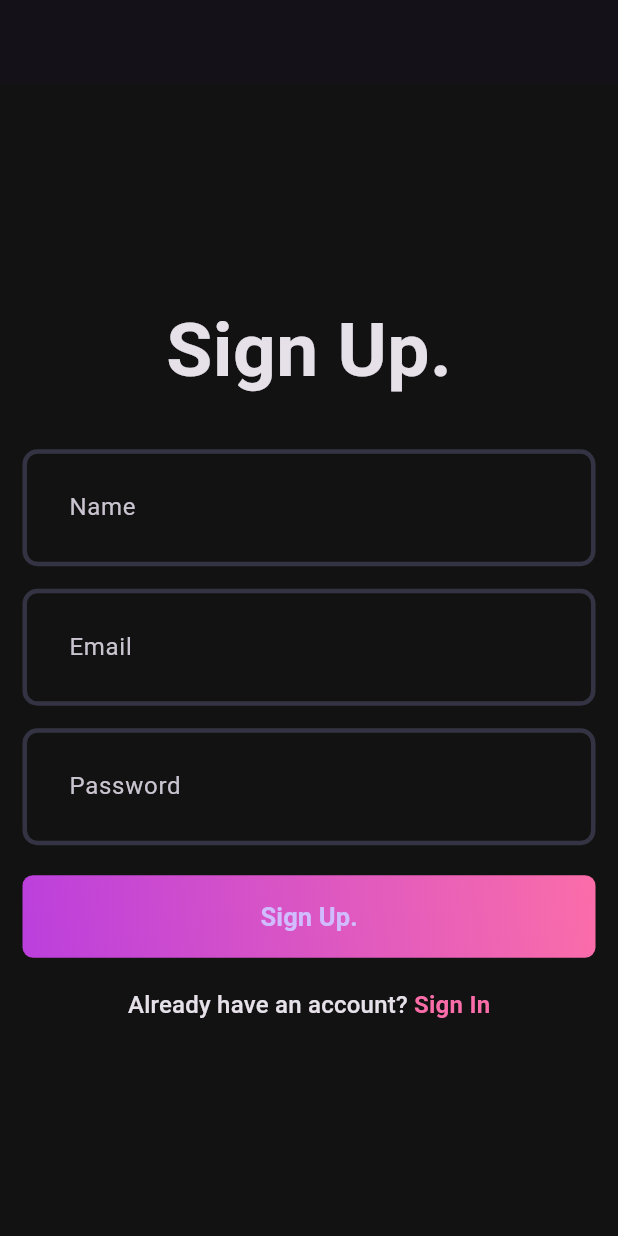
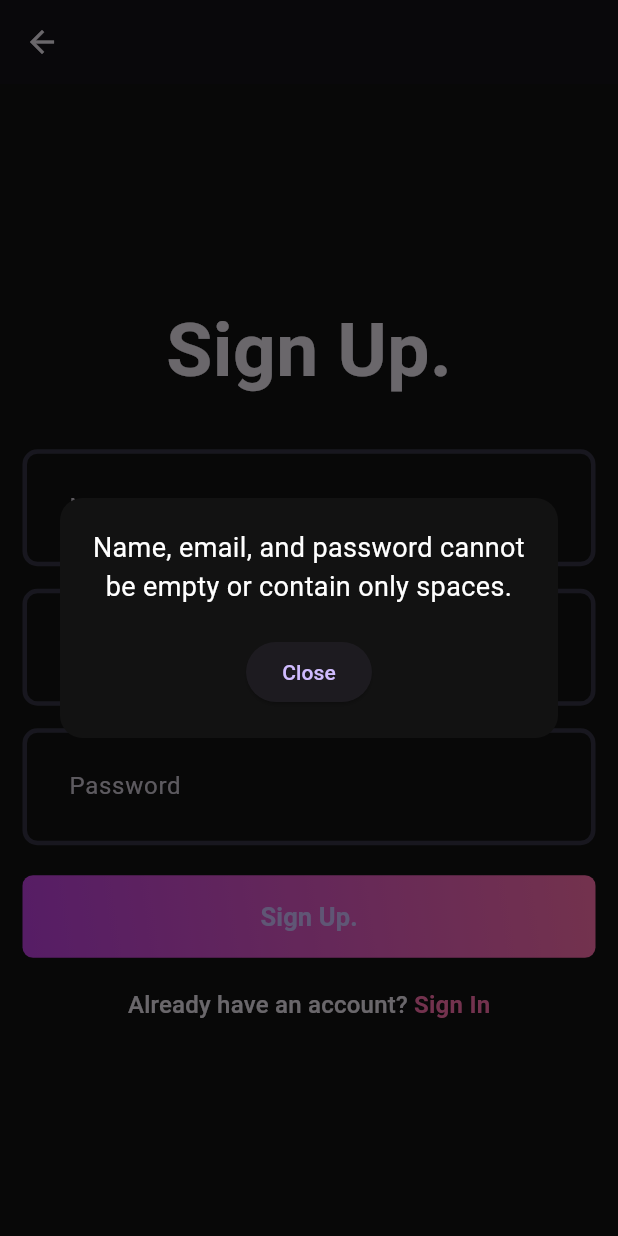
Before and after one commit to VishalVimal/Music-App, a Flutter app: the SignupPage screen opened directly, after a tap on "Sign Up.", on a phone screen of 412 x 824 dp. Run offline on Flutter 3.47's test engine with Material 3 defaults, Android fonts, the phone set to English and light mode, and no system bars.

```diff
--- a/lib/auth/repositories/remote_repository.dart
+++ b/lib/auth/repositories/remote_repository.dart
@@ -7,6 +7,13 @@ class AuthRemoteRepository {
       {required String name,
       required String email,
       required String password}) async {
+    // Validation to check for blank spaces
+    if (name.trim().isEmpty ||
+        email.trim().isEmpty ||
+        password.trim().isEmpty) {
+      throw ('Name, email, and password cannot be empty or contain only spaces.');
+    }
+
     final response = await http.post(
       Uri.parse(
         'http://10.0.2.2:8000/auth/signup', // Update this line
@@ -14,12 +21,13 @@ class AuthRemoteRepository {
       headers: {
         'Content-Type': 'application/json',
       },
-        body: jsonEncode({
+      body: jsonEncode(
+        {
           'name': name, //simple map
           'email': email,
           'password': password
-              }
-              )
+        },
+      ),
     );
 
     // Error handling
@@ -31,5 +39,31 @@ class AuthRemoteRepository {
     print(response.statusCode);
   } //async - asynchronous is used bcz of http plugin here
 
-  Future<void> login() async {}
+  Future<void> login({required String email, required String password}) async {
+    // Validation to check for blank spaces
+    if (email.trim().isEmpty || password.trim().isEmpty) {
+      throw ('Email and password cannot be empty or contain only spaces.');
     }
+
+    final response = await http.post(
+      Uri.parse(
+        'http://10.0.2.2:8000/auth/login',
+      ),
+      headers: {
+        'Content-Type': 'application/json',
+      },
+      body: jsonEncode(
+        {
+          'email': email,
+          'password': password,
+        },
+      ),
+    );
+    print(response.body);
+    print(response.statusCode);
+
+    if (response.statusCode != 200) {
+      throw Exception('Failed to sign in: ${response.body}');
+    }
+  }
+}
--- a/lib/auth/view/pages/signup_page.dart
+++ b/lib/auth/view/pages/signup_page.dart
@@ -1,10 +1,11 @@
 import 'package:client/auth/repositories/remote_repository.dart';
+import 'package:client/auth/view/pages/login_page.dart';
 import 'package:client/auth/view/widgets/auth_gradient_button.dart';
 import 'package:client/auth/view/widgets/custom_textfield.dart';
 import 'package:client/core/theme/app_pallete.dart';
 import 'package:flutter/cupertino.dart';
 import 'package:flutter/material.dart';
-import 'package:flutter/widgets.dart';
+
 
 class SignupPage extends StatefulWidget {
   const SignupPage({super.key, required String title});
@@ -17,14 +18,49 @@ class _SignupPageState extends State<SignupPage> {
   final nameController = TextEditingController();
   final emailController = TextEditingController();
   final passwordController = TextEditingController();
-  final formKey = GlobalKey<FormState>(); // to validate the form
+  final formKey = GlobalKey<FormState>();
 
+  @override
   void dispose() {
     nameController.dispose();
     emailController.dispose();
     passwordController.dispose();
     super.dispose();
-    formKey.currentState?.validate();
+  }
+
+  void showGradientDialog(BuildContext context, String message) {
+    showDialog(
+      context: context,
+      builder: (BuildContext context) {
+        return Dialog(
+          backgroundColor: Colors.transparent, // Make background transparent
+          child: Container(
+            decoration: BoxDecoration(
+              color: Pallete.backgroundColor, // Use your gradient here
+              borderRadius: BorderRadius.circular(15),
+            ),
+            padding: EdgeInsets.all(20),
+            child: Column(
+              mainAxisSize: MainAxisSize.min,
+              children: [
+                Text(
+                  message,
+                  style: TextStyle(color: Colors.white, fontSize: 18),
+                  textAlign: TextAlign.center,
+                ),
+                SizedBox(height: 20),
+                ElevatedButton(
+                  onPressed: () {
+                    Navigator.of(context).pop(); // Close the dialog
+                  },
+                  child: Text("Close"),
+                ),
+              ],
+            ),
+          ),
+        );
+      },
+    );
   }
 
   @override
@@ -34,7 +70,6 @@ class _SignupPageState extends State<SignupPage> {
       body: Padding(
         padding: const EdgeInsets.all(15.0),
         child: Form(
-            // created a form to validate the form
           key: formKey,
           child: Column(
             mainAxisAlignment: MainAxisAlignment.center,
@@ -66,14 +101,28 @@ class _SignupPageState extends State<SignupPage> {
               AuthGradientButton(
                 ButtonText: 'Sign Up.',
                 onTap: () async {
+                  try {
                     await AuthRemoteRepository().signup(
                       name: nameController.text,
                       email: emailController.text,
-                        password: passwordController.text);
+                      password: passwordController.text,
+                    );
+                  } catch (e) {
+                    showGradientDialog(context, e.toString());
+                  }
                 },
               ),
               const SizedBox(height: 20),
-                RichText(
+              GestureDetector(
+                onTap: () {
+                  Navigator.push(
+                    context,
+                    MaterialPageRoute(
+                      builder: (context) => const LoginPage(title: 'SignIn Page'),
+                    ),
+                  );
+                },
+                child: RichText(
                   text: TextSpan(
                     text: 'Already have an account? ',
                     style: Theme.of(context).textTheme.titleMedium,
@@ -85,10 +134,14 @@ class _SignupPageState extends State<SignupPage> {
                           fontWeight: FontWeight.bold,
                         ),
                       ),
-                    ]))
                     ],
                   ),
                 ),
-        ));
+              ),
+            ],
+          ),
+        ),
+      ),
+    );
   }
 }
```
Also changed, not shown: lib/auth/view/pages/login_page.dart (+68 -11 lines). Lines whose indentation alone changed are shown as unchanged.
